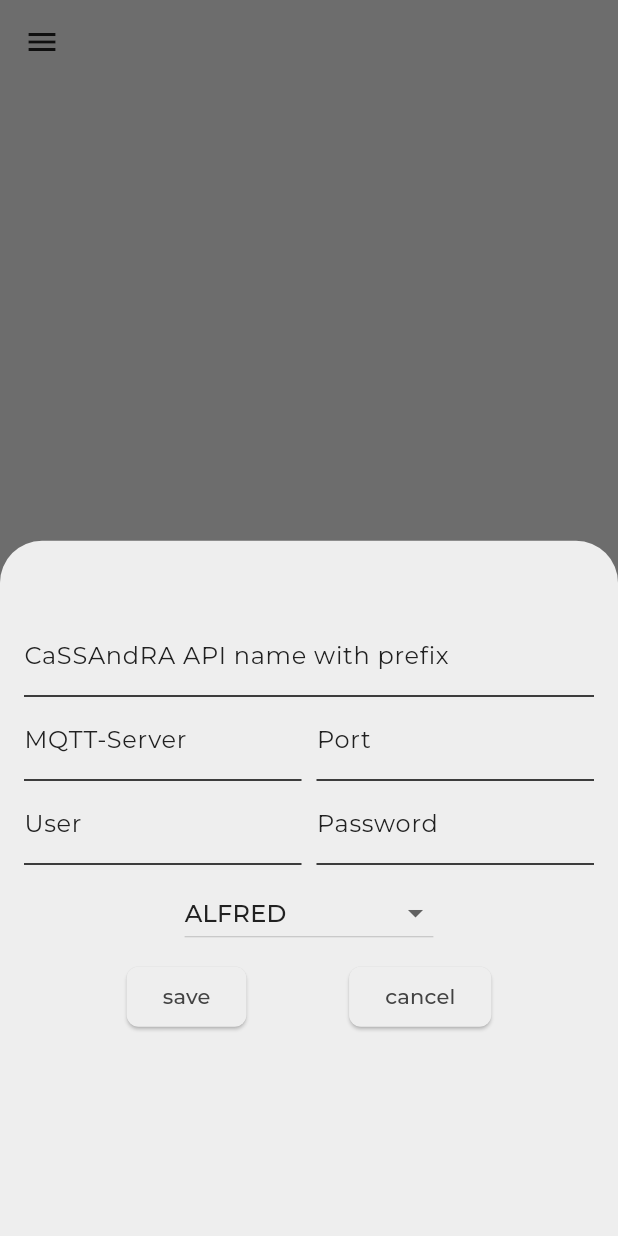
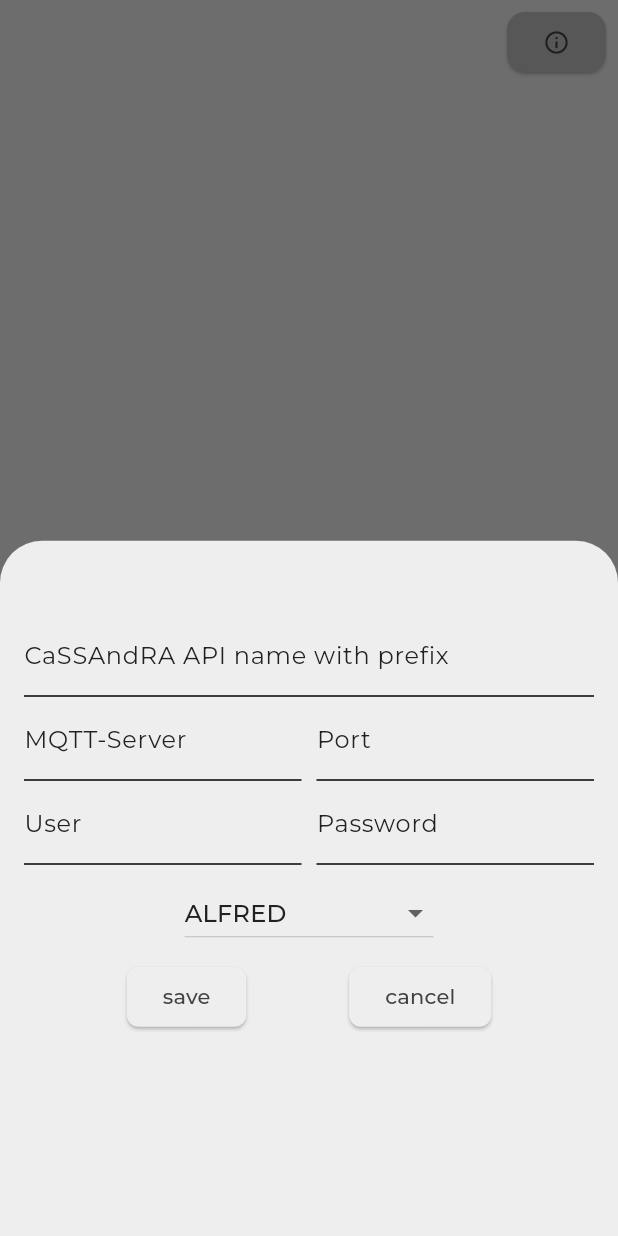
Before and after one commit to EinEinfach/CaSSAndRA_native, a Flutter app: the screen it shows after launch, after a tap on the "add" icon, on a phone screen of 412 x 824 dp. Run offline on Flutter 3.47's test engine with Material 3 defaults, Android fonts, the phone set to English and light mode, and no system bars; drawn by our look-alikes of flutter_animate; our stand-ins replace bootstrap_icons, google_fonts, google_nav_bar, shared_preferences; missing offline and left inert: mqtt_client.

Commit message:
Last change for sync on new device

```diff
--- a/cassandra_native/lib/comm/mqtt_manager.dart
+++ b/cassandra_native/lib/comm/mqtt_manager.dart
@@ -9,7 +9,7 @@ class MqttManager {
   final Map<String, MqttServerClient> _clients = {};
   final Map<String, List<Function(String, String)>> _messageCallbacks = {};
 
-  Future<void> connect(String mqttServer, String clientId, Function(String, String) onMessageReceived) async {
+  Future<void> connect(String mqttServer, int port, String clientId, Function(String, String) onMessageReceived) async {
     if (_clients.containsKey(clientId)) {
       _addCallback(clientId, onMessageReceived);
       return;
--- /dev/null
+++ b/cassandra_native/lib/components/info_button.dart
@@ -0,0 +1,25 @@
+import 'package:flutter/material.dart';
+
+class InfoButton extends StatelessWidget {
+  const InfoButton({super.key});
+
+  @override
+  Widget build(BuildContext context) {
+    return Padding(
+      padding: const EdgeInsets.all(8.0),
+      child: ElevatedButton(
+        onPressed: () {},
+        style: ElevatedButton.styleFrom(
+          backgroundColor: Theme.of(context).colorScheme.primary,
+          shape: RoundedRectangleBorder(
+            borderRadius: BorderRadius.circular(12),
+          ),
+        ),
+        child: Icon(
+          Icons.info_outline,
+          color: Theme.of(context).colorScheme.inversePrimary,
+        ),
+      ),
+    );
+  }
+}
--- a/cassandra_native/lib/components/servers_page/new_server.dart
+++ b/cassandra_native/lib/components/servers_page/new_server.dart
@@ -7,7 +7,9 @@ import 'package:cassandra_native/components/customized_elevated_button.dart';
 const uuid = Uuid();
 
 class NewServer extends StatefulWidget {
-  const NewServer({super.key, required this.onAddServer});
+  final Server? server;
+
+  const NewServer({super.key, required this.onAddServer, this.server});
 
   final void Function(Server server) onAddServer;
 
@@ -16,6 +18,7 @@ class NewServer extends StatefulWidget {
 }
 
 class _NewServerState extends State<NewServer> {
+  String id = "";
   final _mqttServerController = TextEditingController();
   final _serverNamePrefixController = TextEditingController();
   final _portController = TextEditingController();
@@ -47,7 +50,7 @@ class _NewServerState extends State<NewServer> {
     }
     widget.onAddServer(
       Server(
-          id: uuid.v4(),
+          id: id,
           category: _selectedCategory,
           mqttServer: _mqttServerController.text,
           serverNamePrefix: _serverNamePrefixController.text,
@@ -66,6 +69,21 @@ class _NewServerState extends State<NewServer> {
     _userController.dispose();
     _passwordController.dispose();
     super.dispose();
+  }
+
+  @override
+  void initState() {
+    super.initState();
+    if (widget.server != null){
+      id = widget.server!.id;
+      _mqttServerController.text = widget.server!.mqttServer;
+      _serverNamePrefixController.text = widget.server!.serverNamePrefix;
+      _portController.text = widget.server!.port.toString();
+      _userController.text = widget.server!.user;
+      _passwordController.text = widget.server!.password;
+    } else {
+      id = uuid.v4();
+    }
   }
 
   @override
--- a/cassandra_native/lib/components/servers_page/server_item.dart
+++ b/cassandra_native/lib/components/servers_page/server_item.dart
@@ -6,15 +6,18 @@ import 'package:cassandra_native/models/server.dart';
 class ServerItem extends StatelessWidget {
   final Server server;
   final void Function()? onRemoveServer;
+  final void Function()? openEditServer;
 
   const ServerItem({
     super.key,
     required this.server,
     required this.onRemoveServer,
+    required this.openEditServer,
   });
 
   @override
   Widget build(BuildContext context) {
+
     void _navigateToHomePage(Server server) {
       Navigator.push(
         context,
@@ -106,7 +109,7 @@ class ServerItem extends StatelessWidget {
                     borderRadius: BorderRadius.circular(8),
                   ),
                 ),
-                onPressed: () {},
+                onPressed: openEditServer,
                 child: Icon(Icons.edit,
                     color: Theme.of(context).colorScheme.inversePrimary),
               ),
--- a/cassandra_native/lib/models/robot.dart
+++ b/cassandra_native/lib/models/robot.dart
@@ -1,8 +1,20 @@
-import 'package:cassandra_native/models/shapes.dart';
+import 'package:flutter/material.dart';
+import 'dart:convert';
 
 class Robot {
   String status = 'offline';
-  Point position = Point(x: 0, y: 0);
-  Point target = Point(x: 0, y: 0);
+  Offset position = Offset(0, 0);
+  Offset target = Offset(0, 0);
   double angle = 0;
+
+  void jsonToClassData(String message){
+    var decodedMessage = jsonDecode(message) as Map<String, dynamic>;
+    try{
+      position = Offset(decodedMessage['position']['x'], decodedMessage['position']['y']);
+      angle = decodedMessage['angle'];
+    }
+    catch(e){
+      print('Invalid robot json data: $e');
+    }
+  }
 }
--- a/cassandra_native/lib/models/server.dart
+++ b/cassandra_native/lib/models/server.dart
@@ -75,4 +75,9 @@ class Servers {
   void removeServer(Server server){
     _servers.remove(server);
   }
+
+  void editServer(Server editedServer){
+    final index = _servers.indexWhere((server) => server.id == editedServer.id);
+    _servers[index] = editedServer;
+  }
 }
--- a/cassandra_native/lib/models/shapes.dart
+++ /dev/null
@@ -1,6 +0,0 @@
-
-class Point {
-  Point({required this.x, required this.y});
-  double x;
-  double y;
-}
--- a/cassandra_native/lib/pages/mobile/servers_page_mobile.dart
+++ b/cassandra_native/lib/pages/mobile/servers_page_mobile.dart
@@ -1,5 +1,6 @@
 import 'package:flutter/material.dart';
-import 'package:cassandra_native/components/nav_drawer.dart';
+
+import 'package:cassandra_native/components/info_button.dart';
 
 class ServersPageMobile extends StatelessWidget {
   final Widget mainContent;
@@ -12,16 +13,11 @@ class ServersPageMobile extends StatelessWidget {
       appBar: AppBar(
         backgroundColor: Colors.transparent,
         elevation: 0,
-        leading: Builder(builder: (context) {
-          return IconButton(
-            icon: const Icon(Icons.menu),
-            onPressed: () {
-              Scaffold.of(context).openDrawer();
-            },
-          );
-        }),
+        automaticallyImplyLeading: false,
+        actions: const [
+          InfoButton(),
+        ],
       ),
-      drawer: const NavDrawer(),
       body: Center(
         child: Padding(
           padding: const EdgeInsets.all(10),
```
Also changed, not shown: cassandra_native/lib/components/landscape/map_view.dart (+100 -95 lines), cassandra_native/lib/models/landscape.dart (+85 -3 lines), cassandra_native/lib/pages/desktop/servers_page_desktop.dart (+10 -10 lines), cassandra_native/lib/pages/servers_page.dart (+23 -4 lines), cassandra_native/lib/pages/tablet/servers_page_tablet.dart (+6 -10 lines).
